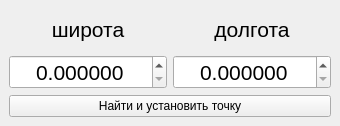
ValeryStk/satellite_comparator, file core/GeoPointFinder.ui: the form before one commit.
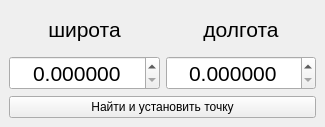
The form after the commit.

Diff of the .ui file:
```diff
--- a/core/GeoPointFinder.ui
+++ b/core/GeoPointFinder.ui
@@ -6,10 +6,28 @@
    <rect>
     <x>0</x>
     <y>0</y>
-    <width>340</width>
-    <height>126</height>
+    <width>325</width>
+    <height>127</height>
    </rect>
   </property>
+  <property name="sizePolicy">
+   <sizepolicy hsizetype="Fixed" vsizetype="Fixed">
+    <horstretch>0</horstretch>
+    <verstretch>0</verstretch>
+   </sizepolicy>
+  </property>
+  <property name="minimumSize">
+   <size>
+    <width>325</width>
+    <height>127</height>
+   </size>
+  </property>
+  <property name="maximumSize">
+   <size>
+    <width>325</width>
+    <height>127</height>
+   </size>
+  </property>
   <property name="windowTitle">
    <string>Поиск по координате</string>
   </property>
```
